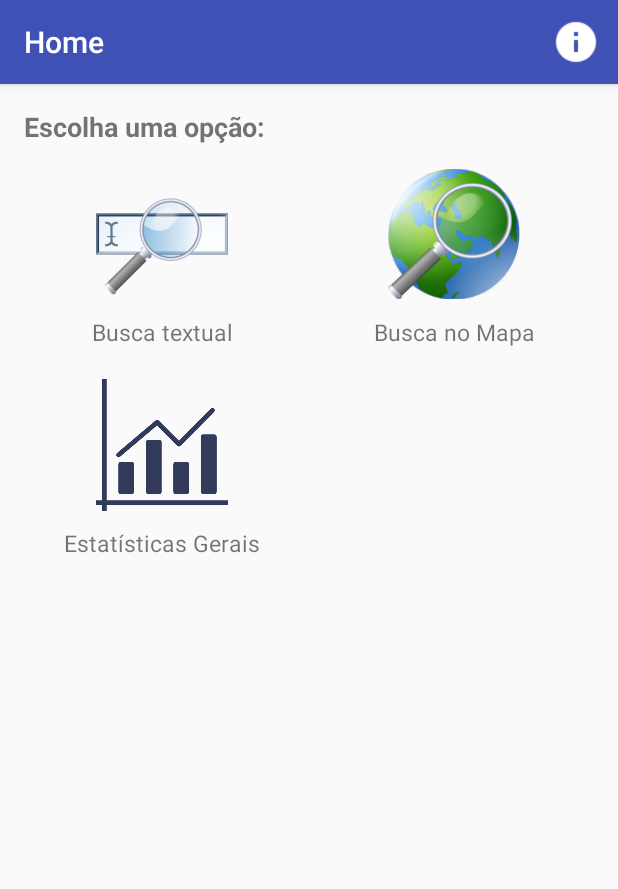
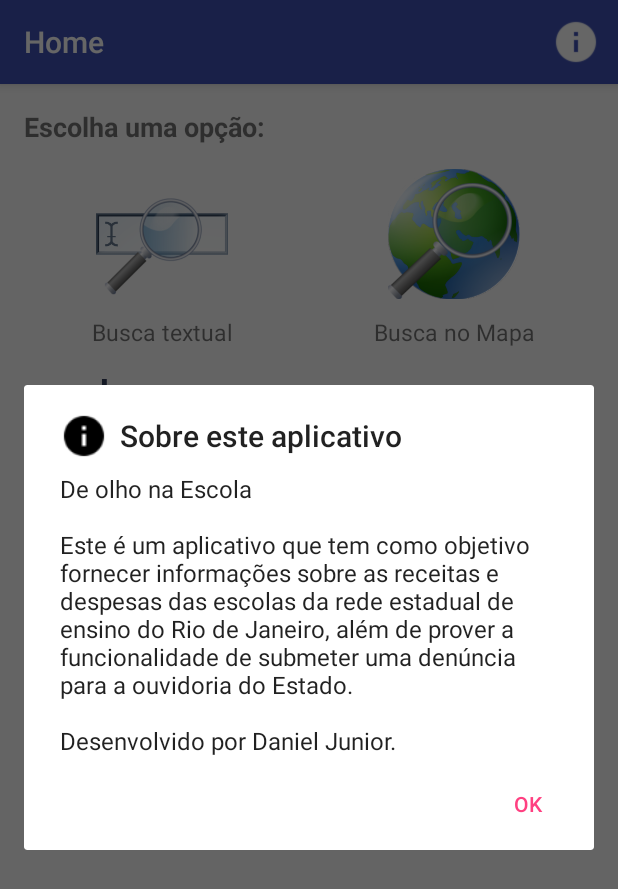
Before and after one commit to DanielJunior/deOlhoNaEscola, an Android app: the screen it shows after launch (MainActivity), after a tap on "Text to be seen by user", on a phone screen of 412 x 824 dp. Shown: the top 889 px of the screen. Run offline under Robolectric (Android 15) with nearby library versions, the phone set to English and light mode, and no system bars.

Commit message:
Adicionando dialogo de 'Sobre'

```diff
--- a/app/src/main/java/br/com/danieljunior/deolhonaescola/MainActivity.java
+++ b/app/src/main/java/br/com/danieljunior/deolhonaescola/MainActivity.java
@@ -10,6 +10,8 @@ import android.widget.GridView;
 import java.util.ArrayList;
 
 import br.com.danieljunior.deolhonaescola.adapters.GridViewAdapter;
+import br.com.danieljunior.deolhonaescola.fragments.dialogs.AboutDialog;
+
 
 public class MainActivity extends AppCompatActivity {
     GridView gv;
@@ -37,7 +39,8 @@ public class MainActivity extends AppCompatActivity {
         // Handle item selection
         switch (item.getItemId()) {
             case R.id.info:
-//                HERE GOES THE CODE TO INFO DIALOG
+                AboutDialog aboutDialog = new AboutDialog();
+                aboutDialog.show(getFragmentManager(), "About");
                 return true;
             default:
                 return super.onOptionsItemSelected(item);
--- /dev/null
+++ b/app/src/main/java/br/com/danieljunior/deolhonaescola/fragments/dialogs/AboutDialog.java
@@ -0,0 +1,36 @@
+package br.com.danieljunior.deolhonaescola.fragments.dialogs;
+
+import android.app.AlertDialog;
+import android.app.Dialog;
+import android.app.DialogFragment;
+import android.content.DialogInterface;
+import android.os.Bundle;
+import android.view.View;
+import android.widget.TextView;
+
+import br.com.danieljunior.deolhonaescola.R;
+
+/**
+ * Created by danieljunior on 04/01/17.
+ */
+
+public class AboutDialog extends DialogFragment {
+    @Override
+    public Dialog onCreateDialog(Bundle savedInstanceState) {
+        // Use the Builder class for convenient dialog construction
+        AlertDialog.Builder builder = new AlertDialog.Builder(getActivity());
+        builder.setTitle("Sobre este aplicativo");
+        builder.setIcon(R.mipmap.ic_info);
+        builder.setMessage("De olho na Escola \n\nEste é um aplicativo que tem como objetivo fornecer informações sobre " +
+                "as receitas e despesas das escolas da rede estadual de ensino do Rio de Janeiro, além de " +
+                "prover a funcionalidade de submeter uma denúncia para a ouvidoria do Estado.\n\n" +
+                "Desenvolvido por Daniel Junior.");
+        builder.setPositiveButton("OK", new DialogInterface.OnClickListener() {
+                    public void onClick(DialogInterface dialog, int id) {
+                        dialog.dismiss();
+                    }
+                });
+        // Create the AlertDialog object and return it
+        return builder.create();
+    }
+}
```
Also changed, not shown: app/build.gradle (+21 -0 lines), app/src/main/java/br/com/danieljunior/deolhonaescola/adapters/GridViewAdapter.java (+13 -1 lines), app/src/main/res/layout/about.xml (added, +24 -0 lines).
